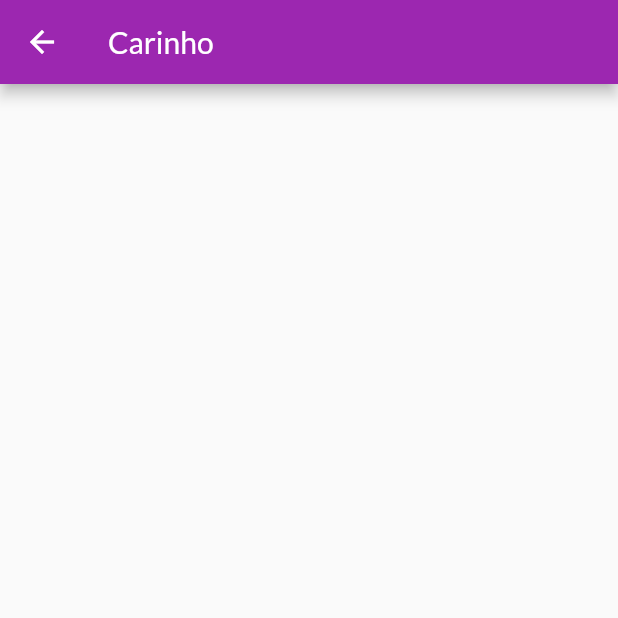
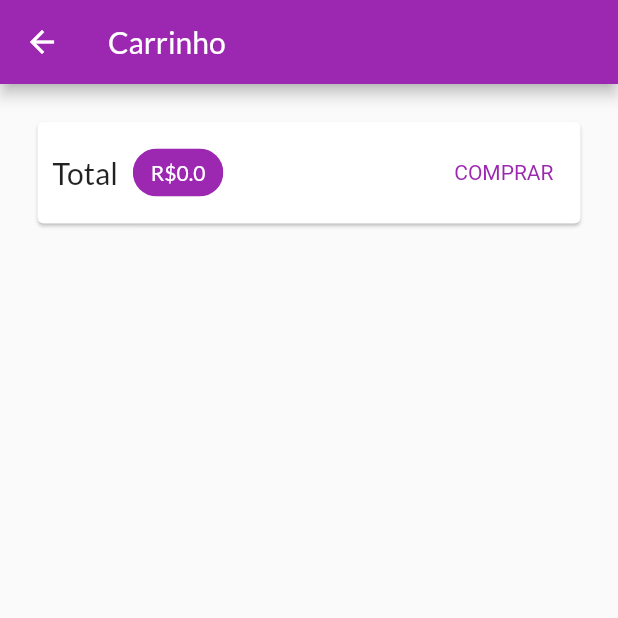
Before and after one commit to rudatorquato/flutter_shop, a Flutter app: the CartWidget screen opened by its route, on a phone screen of 412 x 824 dp, the top half of it. Run offline on Flutter 3.47's test engine with Material 2 defaults, Android fonts, the phone set to English and light mode, and no system bars; network calls fail.

Commit message:
Componente Carrinho #01

```diff
--- a/lib/cart/models/cart.dart
+++ b/lib/cart/models/cart.dart
@@ -31,7 +31,7 @@ class Cart with ChangeNotifier {
           id: existingItem.id,
           productId: existingItem.productId,
           name: existingItem.name,
-          quantify: existingItem.quantify,
+          quantify: existingItem.quantify + 1,
           price: existingItem.price,
         ),
       );
--- a/lib/cart/widget/cart_widget.dart
+++ b/lib/cart/widget/cart_widget.dart
@@ -1,13 +1,60 @@
 import 'package:flutter/material.dart';
+import 'package:provider/provider.dart';
+import 'package:shop/cart/models/cart.dart';
 
 class CartWidget extends StatelessWidget {
   const CartWidget({Key? key}) : super(key: key);
 
   @override
   Widget build(BuildContext context) {
+    final Cart cart = Provider.of(context);
+
     return Scaffold(
       appBar: AppBar(
-        title: const Text('Carinho'),
+        title: const Text('Carrinho'),
+      ),
+      body: Column(
+        children: [
+          Card(
+            margin: const EdgeInsets.all(25),
+            child: Padding(
+              padding: const EdgeInsets.all(10),
+              child: Row(
+                mainAxisAlignment: MainAxisAlignment.spaceBetween,
+                // ignore: prefer_const_literals_to_create_immutables
+                children: [
+                  const Text(
+                    'Total',
+                    style: TextStyle(
+                      fontSize: 20,
+                    ),
+                  ),
+                  const SizedBox(width: 10),
+                  Chip(
+                    backgroundColor: Theme.of(context).colorScheme.primary,
+                    label: Text(
+                      'R\$${cart.totalAmount}',
+                      style: TextStyle(
+                        color:
+                            Theme.of(context).primaryTextTheme.headline6?.color,
+                      ),
+                    ),
+                  ),
+                  const Spacer(),
+                  TextButton(
+                    onPressed: () {},
+                    child: const Text('COMPRAR'),
+                    style: TextButton.styleFrom(
+                      textStyle: TextStyle(
+                        color: Theme.of(context).colorScheme.primary,
+                      ),
+                    ),
+                  )
+                ],
+              ),
+            ),
+          )
+        ],
       ),
     );
   }
```
